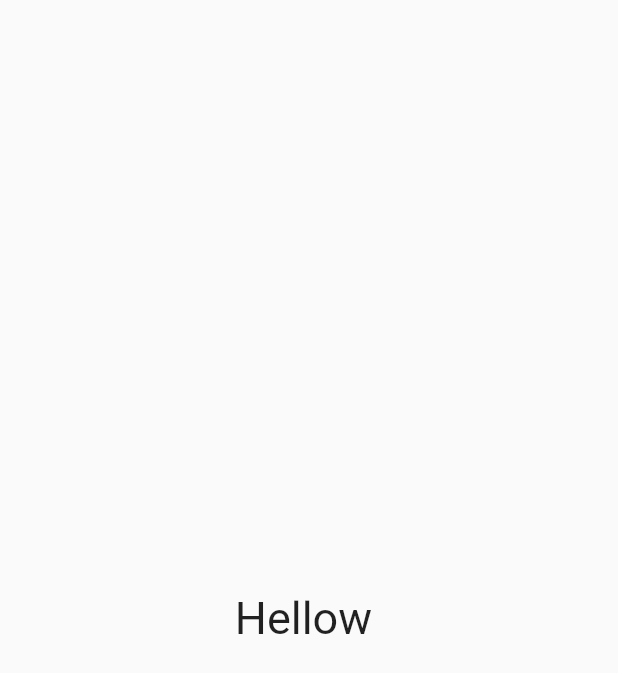
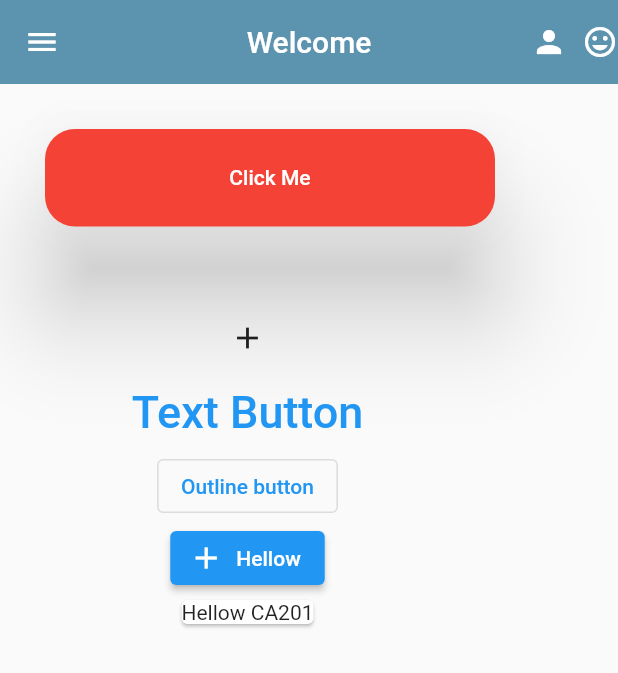
Before and after one commit to ahmed-moha/JUST-CA20-CODES, a Flutter app: the Home screen opened directly, on a phone screen of 412 x 824 dp. Shown: the top 673 px of the screen. Run offline on Flutter 3.47's test engine with Material 2 defaults, Android fonts, the phone set to English and light mode, and no system bars.

```diff
--- a/lib/main.dart
+++ b/lib/main.dart
@@ -1,9 +1,11 @@
+import 'package:ca_201/lesson_five.dart';
+import 'package:ca_201/lesson_four.dart';
 import 'package:flutter/material.dart';
 
 void main() {
   runApp(
     const MaterialApp(
-      home: Home(),
+      home: LessonFive(),
     ),
   );
 }
@@ -13,14 +15,94 @@ class Home extends StatelessWidget {
 
   @override
   Widget build(BuildContext context) {
-    return const Scaffold(
+    return Scaffold(
+        appBar: AppBar(
+          leading: const Icon(Icons.menu),
+          title: const Text("Welcome"),
+          centerTitle: true,
+          elevation: 0,
+          backgroundColor: const Color.fromARGB(255, 92, 147, 174),
+          actions: const [
+            Icon(Icons.person),
+            SizedBox(
+              width: 10,
+            ),
+            Icon(Icons.mood)
+          ],
+        ),
+        body: Container(
+          // width: double.maxFinite,
+          // color: Colors.cyan,
+          child: Column(
+            // crossAxisAlignment: CrossAxisAlignment.center,
+            children: [
+              Container(
+                margin: const EdgeInsets.only(top: 30, left: 30),
+                width: 300,
+                height: 65,
+                child: ElevatedButton(
+                  onLongPress: () {
+                    print("LONG PRESS");
+                  },
+                  onPressed: () {
+                    print("Hellow world");
+                  },
+                  style: ElevatedButton.styleFrom(
+                      backgroundColor: Colors.red,
+                      elevation: 30,
+                      // shape: const StadiumBorder()
+                      shape: RoundedRectangleBorder(
+                          borderRadius: BorderRadius.circular(20))),
+                  child: const Text("Click Me"),
+                ),
+              ),
+              const SizedBox(
+                height: 50,
+              ),
+              IconButton(
+                  onPressed: () {
+                    print("Icon Button");
+                  },
+                  icon: const Icon(Icons.add)),
+              TextButton(
+                onPressed: () {},
+                child: const Text(
+                  "Text Button",
+                  style: TextStyle(fontSize: 30),
+                ),
+              ),
+              OutlinedButton(
+                onPressed: () {},
 
-        body: Center(
-          child: Text("Hellow ",style: TextStyle(
-            fontSize: 30
-          ),),
+                child: const Text("Outline button"),
+              ),
+              ElevatedButton.icon(
+                onPressed: () {},
+                icon: const Icon(Icons.add),
+                label: const Text("Hellow"),
+              ),
 
-        ),
-      );
+              const Card(
+
+                child: Text("Hellow CA201"),
+              )
+              // Container(
+              //   width: 100,
+              //   height: 100,
+              //   color: Colors.red,
+              // ),
+              // Container(
+              //   width: 100,
+              //   height: 100,
+              //   color: Colors.blue,
+              // ),
+              // Container(
+              //   width: 100,
+              //   height: 100,
+              //   color: Colors.black,
+              // )
+            ],
+          ),
+        ));
   }
 }
--- a/pubspec.yaml
+++ b/pubspec.yaml
@@ -57,6 +57,8 @@ flutter:
   # included with your application, so that you can use the icons in
   # the material Icons class.
   uses-material-design: true
+  assets:
+    - assets/
 
   # To add assets to your application, add an assets section, like this:
   # assets:
```
Also changed, not shown: lib/lesson_five.dart (added, +98 -0 lines), lib/lesson_four.dart (added, +169 -0 lines), assets/1.jpeg (added), assets/2.jpeg (added), assets/3.jpeg (added).
